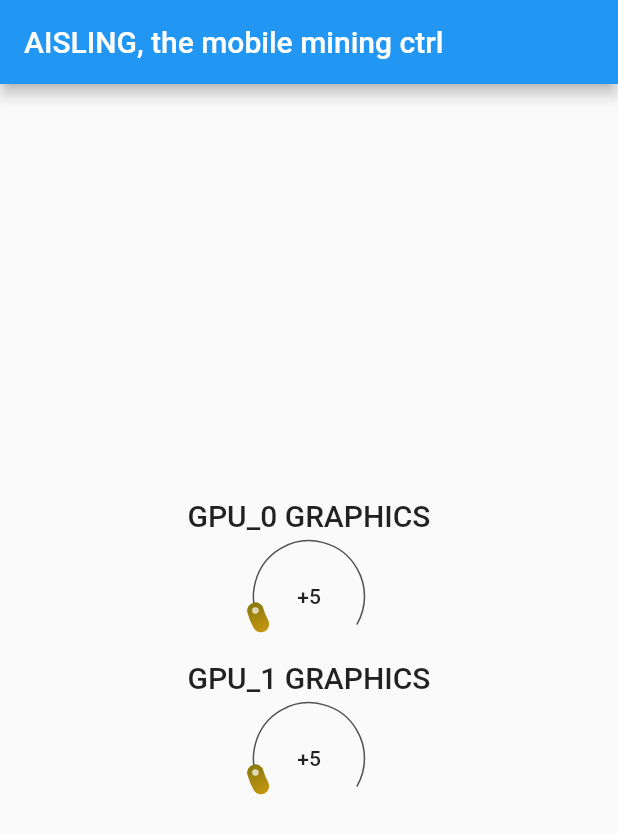
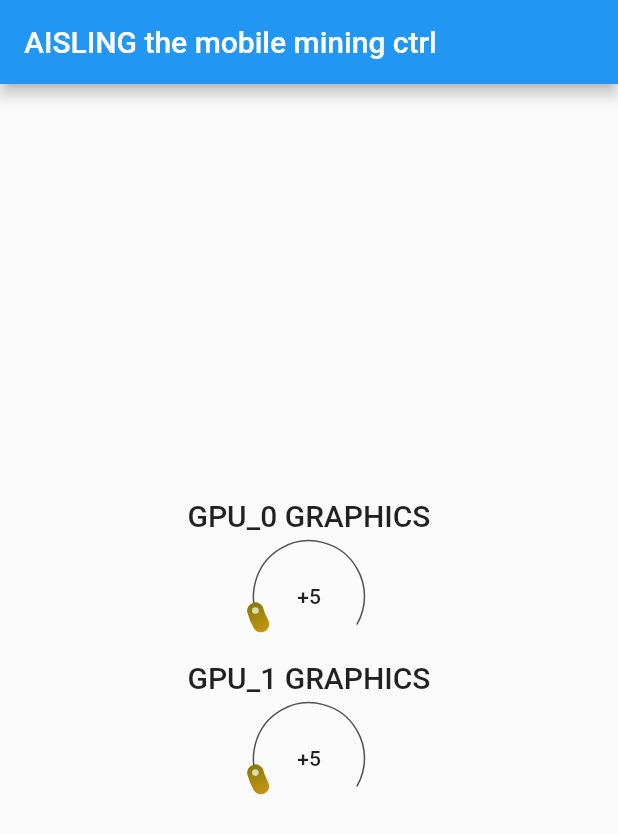
Before and after one commit to Tknott95/Aisling, a Flutter app: the screen it shows after launch, on a phone screen of 412 x 824 dp. Shown: the top 834 px of the screen. Run offline on Flutter 3.47's test engine with Material 2 defaults, Android fonts, the phone set to English and light mode, and no system bars; drawn by our look-alikes of sleek_circular_slider.

```diff
--- a/aisling/lib/main.dart
+++ b/aisling/lib/main.dart
@@ -56,7 +56,7 @@ class MyApp extends StatelessWidget {
         // is not restarted.
         primarySwatch: Colors.blue,
       ),
-      home: const MyHomePage(title: 'AISLING, the mobile mining ctrl'),
+      home: const MyHomePage(title: 'AISLING the mobile mining ctrl'),
     );
   }
 }
```
